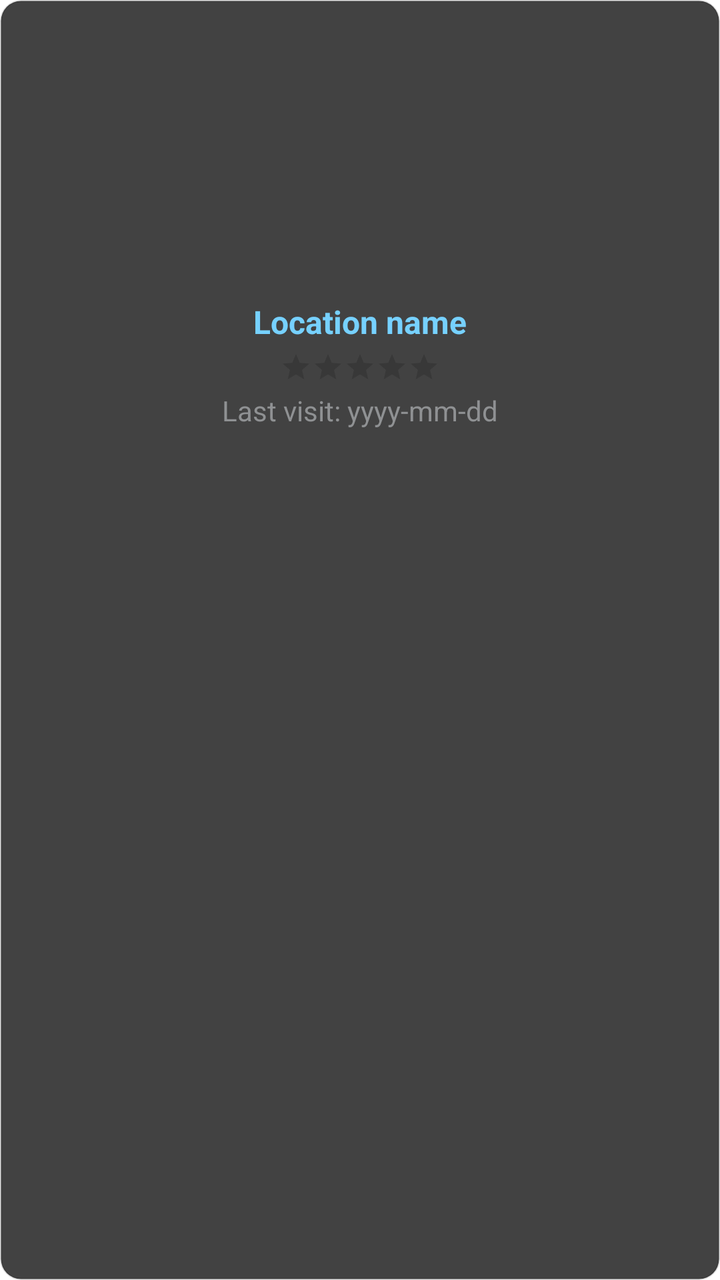
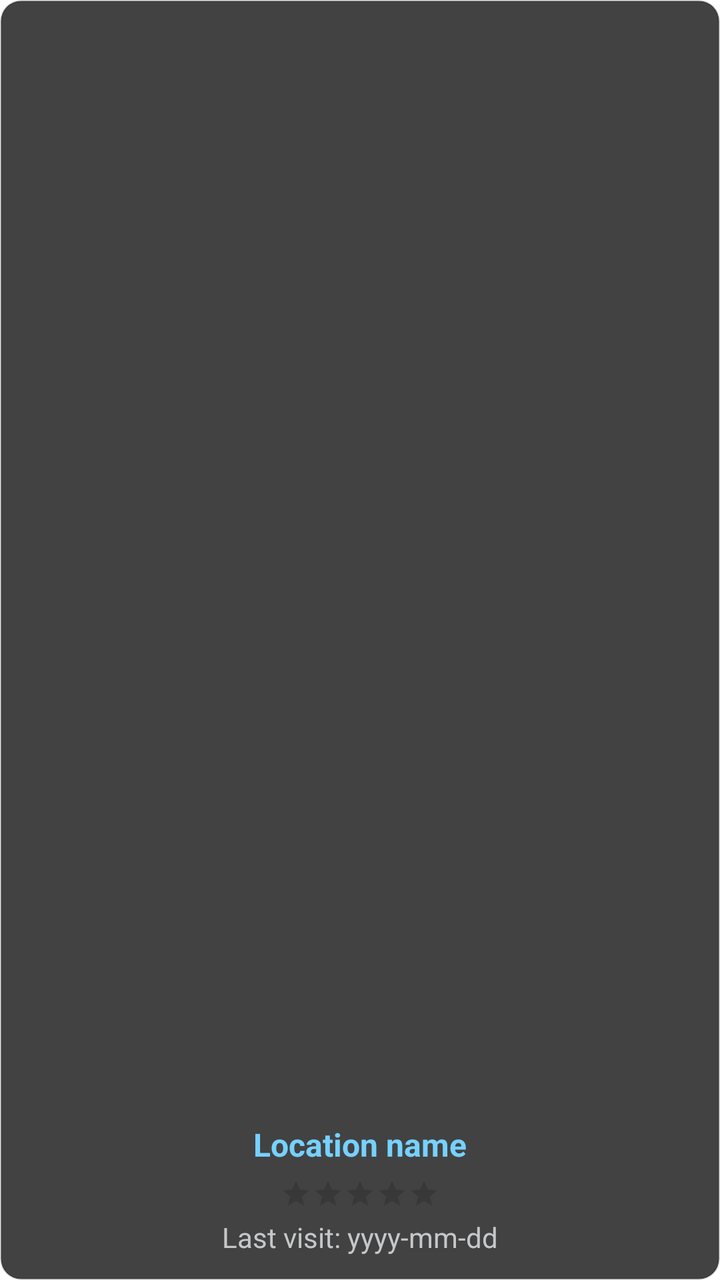

Compare the two renders of this Android layout. The source of the first and the diff that turns it into the second are given below.
<!-- AndroidManifest.xml: application theme Theme.PassTask2AWishYouWereHere -->
<!-- res/layout/location_card.xml -->
<?xml version="1.0" encoding="utf-8"?>
<LinearLayout xmlns:android="http://schemas.android.com/apk/res/android"
    android:layout_width="match_parent"
    android:layout_height="wrap_content"
    android:layout_rowWeight="1"
    android:layout_columnWeight="1"
    android:layout_margin="8dp"
    android:background="@drawable/bg_location_card"
    android:orientation="vertical"
    android:padding="12dp">

    <ImageView
        android:id="@+id/iv_location"
        android:layout_width="match_parent"
        android:layout_height="130dp"
        android:layout_gravity="center|center_horizontal"
        android:contentDescription="@string/location_image_content_description"
        android:scaleType="centerCrop" />

    <TextView
        android:id="@+id/tv_location_title"
        style="@style/LocationTitleStyle"
        android:layout_width="match_parent"
        android:layout_height="wrap_content"
        android:layout_marginTop="8dp"
        android:gravity="center"
        android:text="@string/placeholder_location"
        android:textColor="@color/material_dynamic_primary80" />

    <RatingBar
        android:id="@+id/rb_location_rating"
        style="?android:attr/ratingBarStyleSmall"
        android:layout_width="wrap_content"
        android:layout_height="wrap_content"
        android:layout_gravity="center"
        android:layout_marginTop="4dp"
        android:isIndicator="true"
        android:numStars="5"
        android:stepSize="0.5" />

    <TextView
        android:id="@+id/tv_last_visit"
        style="@style/LocationMetaStyle"
        android:layout_width="match_parent"
        android:layout_height="wrap_content"
        android:layout_gravity="bottom"
        android:layout_marginTop="4dp"
        android:gravity="bottom|center"
        android:text="@string/placeholder_date"
        android:textColor="@color/material_dynamic_neutral60" />

</LinearLayout>
<!-- resources referenced by this layout -->
<resources>
  <!-- drawable bg_location_card (drawable) -->
  <?xml version="1.0" encoding="utf-8"?>
  <shape xmlns:android="http://schemas.android.com/apk/res/android" android:shape="rectangle">
      <solid android:color="@color/cardview_dark_background" />
      <corners android:radius="10dp" />
      <stroke
          android:width="1dp"
          android:color="@color/material_on_surface_stroke" />
  </shape>
  <string name="location_image_content_description">Location image</string>
  <string name="placeholder_date">Last visit: yyyy-mm-dd</string>
  <string name="placeholder_location">Location name</string>
  <style name="LocationMetaStyle">
          <item name="android:textSize">14sp</item>
          <item name="android:textColor">@color/text_secondary</item>
      </style>
  <style name="LocationTitleStyle">
          <item name="android:textSize">16sp</item>
          <item name="android:textStyle">bold</item>
          <item name="android:textColor">@color/black</item>
      </style>
  <style name="Theme.PassTask2AWishYouWereHere" parent="Theme.MaterialComponents.DayNight.DarkActionBar">
          
          <item name="colorPrimary">@color/purple_500</item>
          <item name="colorPrimaryVariant">@color/purple_700</item>
          <item name="colorOnPrimary">@color/white</item>
          
          <item name="colorSecondary">@color/teal_200</item>
          <item name="colorSecondaryVariant">@color/teal_700</item>
          <item name="colorOnSecondary">@color/black</item>
          
          <item name="android:statusBarColor">?attr/colorPrimaryVariant</item>
          
      </style>
  <color name="text_secondary">#FF4A4A4A</color>
  <color name="black">#FF000000</color>
  <color name="purple_500">#FF6200EE</color>
  <color name="purple_700">#FF3700B3</color>
  <color name="white">#FFFFFFFF</color>
  <color name="teal_200">#FF03DAC5</color>
  <color name="teal_700">#FF018786</color>
</resources>

<!-- the commit's change to res/layout/location_card.xml (unified diff, before → after) -->
@@ -1,22 +1,22 @@
 <?xml version="1.0" encoding="utf-8"?>
 <LinearLayout xmlns:android="http://schemas.android.com/apk/res/android"
     android:layout_width="match_parent"
-    android:layout_height="wrap_content"
-    android:layout_rowWeight="1"
-    android:layout_columnWeight="1"
+    android:layout_height="match_parent"
     android:layout_margin="8dp"
     android:background="@drawable/bg_location_card"
     android:orientation="vertical"
     android:padding="12dp">
 
+    
     <ImageView
         android:id="@+id/iv_location"
         android:layout_width="match_parent"
-        android:layout_height="130dp"
-        android:layout_gravity="center|center_horizontal"
+        android:layout_height="0dp"
+        android:layout_weight="1"
         android:contentDescription="@string/location_image_content_description"
         android:scaleType="centerCrop" />
 
+    
     <TextView
         android:id="@+id/tv_location_title"
         style="@style/LocationTitleStyle"
@@ -27,13 +27,14 @@
         android:text="@string/placeholder_location"
         android:textColor="@color/material_dynamic_primary80" />
 
+    
     <RatingBar
         android:id="@+id/rb_location_rating"
         style="?android:attr/ratingBarStyleSmall"
         android:layout_width="wrap_content"
         android:layout_height="wrap_content"
         android:layout_gravity="center"
-        android:layout_marginTop="4dp"
+        android:layout_marginTop="6dp"
         android:isIndicator="true"
         android:numStars="5"
         android:stepSize="0.5" />
@@ -43,10 +44,9 @@
         style="@style/LocationMetaStyle"
         android:layout_width="match_parent"
         android:layout_height="wrap_content"
-        android:layout_gravity="bottom"
         android:layout_marginTop="4dp"
-        android:gravity="bottom|center"
+        android:gravity="center"
         android:text="@string/placeholder_date"
-        android:textColor="@color/material_dynamic_neutral60" />
+        android:textColor="@color/material_dynamic_neutral80" />
 
 </LinearLayout>
<!-- resource entries referenced after the edit -->
@@ -14,14 +14,14 @@
   <string name="placeholder_location">Location name</string>
   <style name="LocationMetaStyle">
           <item name="android:textSize">14sp</item>
-          <item name="android:textColor">@color/text_secondary</item>
+          <item name="android:textColor">@color/material_dynamic_secondary60</item>
       </style>
   <style name="LocationTitleStyle">
           <item name="android:textSize">16sp</item>
           <item name="android:textStyle">bold</item>
-          <item name="android:textColor">@color/black</item>
+          <item name="android:textColor">@color/material_dynamic_primary40</item>
       </style>
-  <style name="Theme.PassTask2AWishYouWereHere" parent="Theme.MaterialComponents.DayNight.DarkActionBar">
+  <style name="Theme.PassTask2AWishYouWereHere" parent="Theme.MaterialComponents.DayNight.NoActionBar">
           
           <item name="colorPrimary">@color/purple_500</item>
           <item name="colorPrimaryVariant">@color/purple_700</item>
@@ -33,8 +33,8 @@
           
           <item name="android:statusBarColor">?attr/colorPrimaryVariant</item>
           
+          <item name="android:elevation">4dp</item>
       </style>
-  <color name="text_secondary">#FF4A4A4A</color>
   <color name="black">#FF000000</color>
   <color name="purple_500">#FF6200EE</color>
   <color name="purple_700">#FF3700B3</color>
